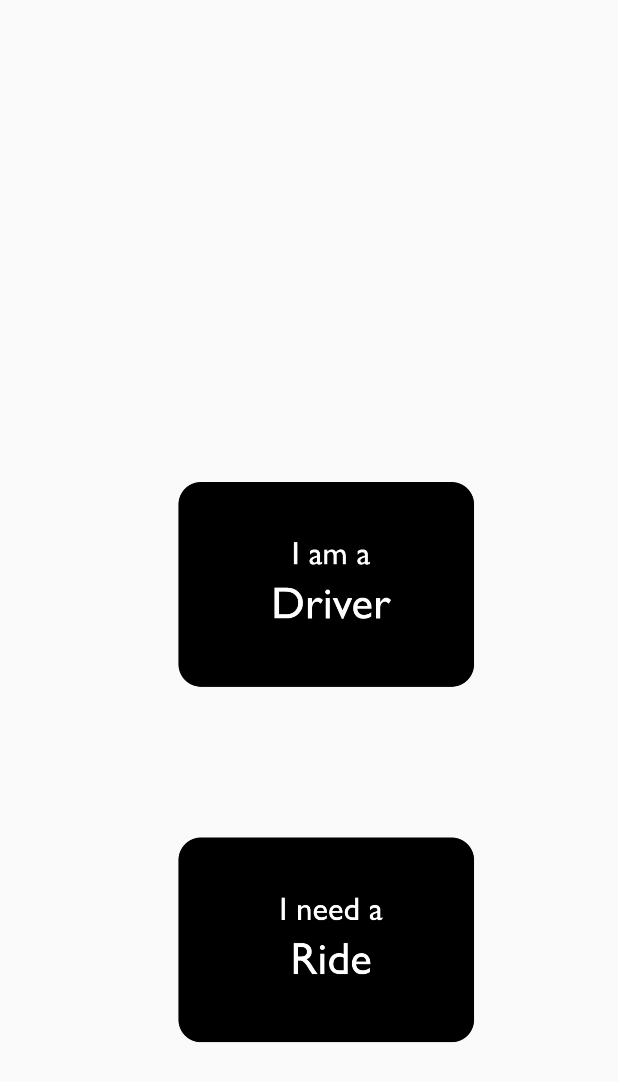
After one commit to xxflo/SAPhackathon, an Android app: the AreYouDriver screen opened directly, with no data from a screen before it, on a phone screen of 412 x 824 dp. The commit adds this screen. Shown: the top 1082 px of the screen. Run offline under Robolectric (Android 15) with nearby library versions, the phone set to English and light mode, and no system bars.

Commit message:
Are you a driver

```diff
--- a/app/src/main/AndroidManifest.xml
+++ b/app/src/main/AndroidManifest.xml
@@ -16,6 +16,7 @@
                 <category android:name="android.intent.category.LAUNCHER" />
             </intent-filter>
         </activity>
+        <activity android:name=".AreYouDriver"></activity>
     </application>
 
 </manifest>
--- /dev/null
+++ b/app/src/main/java/com/example/kessr/saphackathon/AreYouDriver.java
@@ -0,0 +1,13 @@
+package com.example.kessr.saphackathon;
+
+import android.support.v7.app.AppCompatActivity;
+import android.os.Bundle;
+
+public class AreYouDriver extends AppCompatActivity {
+
+    @Override
+    protected void onCreate(Bundle savedInstanceState) {
+        super.onCreate(savedInstanceState);
+        setContentView(R.layout.activity_are_you_driver);
+    }
+}
--- /dev/null
+++ b/app/src/main/res/layout/activity_are_you_driver.xml
@@ -0,0 +1,49 @@
+<?xml version="1.0" encoding="utf-8"?>
+<android.support.constraint.ConstraintLayout xmlns:android="http://schemas.android.com/apk/res/android"
+    xmlns:app="http://schemas.android.com/apk/res-auto"
+    xmlns:tools="http://schemas.android.com/tools"
+    android:layout_width="match_parent"
+    android:layout_height="match_parent"
+    tools:context="com.example.kessr.saphackathon.AreYouDriver">
+
+    <ImageButton
+        android:id="@+id/driverButton"
+        android:layout_width="210dp"
+        android:layout_height="162dp"
+        android:layout_marginBottom="8dp"
+        android:layout_marginEnd="8dp"
+        android:layout_marginStart="8dp"
+        android:layout_marginTop="150dp"
+        android:background="#00000000"
+        android:contentDescription="@string/driver_button"
+        android:maxHeight="42dp"
+        android:maxWidth="42dp"
+        android:scaleType="fitCenter"
+        app:layout_constraintBottom_toTopOf="@+id/riderButton"
+        app:layout_constraintEnd_toEndOf="parent"
+        app:layout_constraintHorizontal_bias="0.563"
+        app:layout_constraintStart_toStartOf="parent"
+        app:layout_constraintTop_toTopOf="parent"
+        app:layout_constraintVertical_bias="0.692"
+        app:srcCompat="@drawable/driverButton" />
+
+    <ImageButton
+        android:id="@+id/riderButton"
+        android:layout_width="210dp"
+        android:layout_height="153dp"
+        android:layout_marginBottom="120dp"
+        android:layout_marginEnd="8dp"
+        android:layout_marginStart="8dp"
+        android:background="#00000000"
+        android:contentDescription="@string/rider_button"
+        android:maxHeight="42dp"
+        android:maxWidth="42dp"
+        android:scaleType="fitCenter"
+        app:layout_constrainedHeight="false"
+        app:layout_constraintBottom_toBottomOf="parent"
+        app:layout_constraintEnd_toEndOf="parent"
+        app:layout_constraintHorizontal_bias="0.563"
+        app:layout_constraintStart_toStartOf="parent"
+        app:srcCompat="@drawable/rideButton" />
+
+</android.support.constraint.ConstraintLayout>
--- a/app/src/main/res/values/strings.xml
+++ b/app/src/main/res/values/strings.xml
@@ -1,3 +1,5 @@
 <resources>
     <string name="app_name">SAP hackathon</string>
+    <string name="driver_button">Driver Button</string>
+    <string name="rider_button">Rider Button</string>
 </resources>
--- a/app/src/main/res/values/styles.xml
+++ b/app/src/main/res/values/styles.xml
@@ -1,7 +1,7 @@
 <resources>
 
     <!-- Base application theme. -->
-    <style name="AppTheme" parent="Theme.AppCompat.Light.DarkActionBar">
+    <style name="AppTheme" parent="Theme.AppCompat.Light.NoActionBar">
         <!-- Customize your theme here. -->
         <item name="colorPrimary">@color/colorPrimary</item>
         <item name="colorPrimaryDark">@color/colorPrimaryDark</item>
```
Also changed, not shown: app/src/main/res/drawable/driverButton.png (added), app/src/main/res/drawable/rideButton.png (added).
